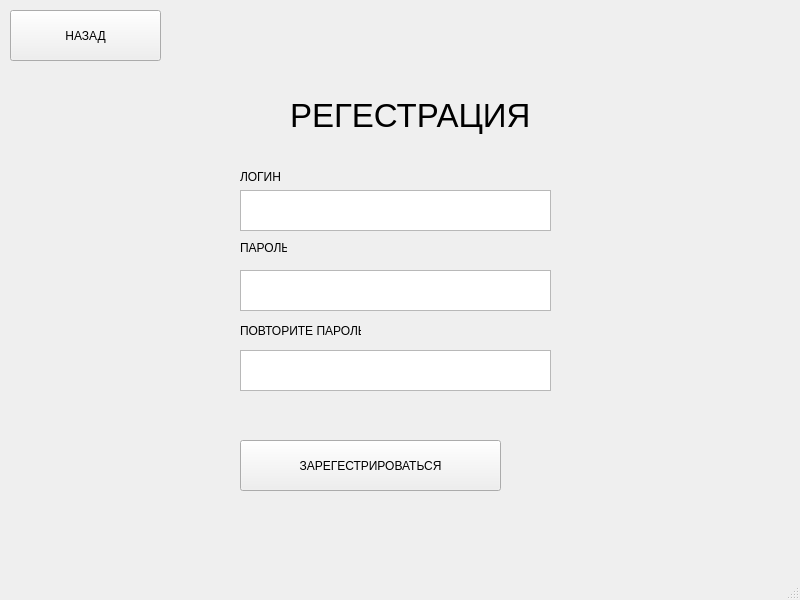
xruxru24/kirillMusic, file ui/register.ui: the form before one commit.
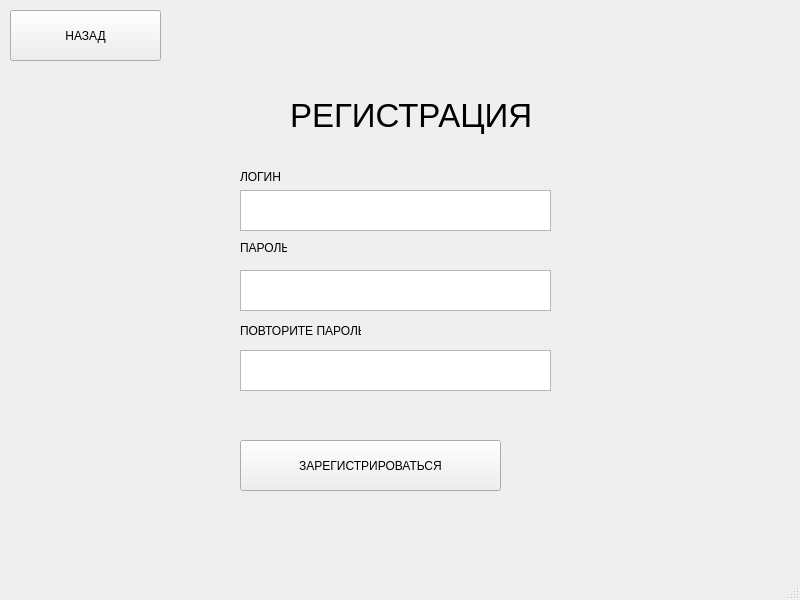
The form after the commit.

```diff
--- a/ui/register.ui
+++ b/ui/register.ui
@@ -35,7 +35,7 @@
      <string notr="true"/>
     </property>
     <property name="text">
-     <string>РЕГЕСТРАЦИЯ</string>
+     <string>РЕГИСТРАЦИЯ</string>
     </property>
    </widget>
    <widget class="QTextEdit" name="text_login">
@@ -129,7 +129,7 @@
      <string notr="true"/>
     </property>
     <property name="text">
-     <string>ЗАРЕГЕСТРИРОВАТЬСЯ</string>
+     <string>ЗАРЕГИСТРИРОВАТЬСЯ</string>
     </property>
    </widget>
    <widget class="QLabel" name="error">
```
